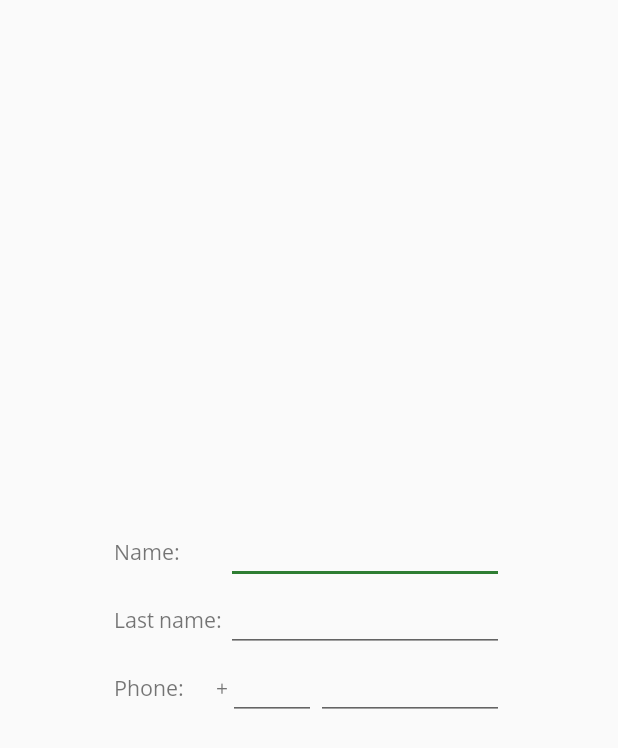
After one commit to lukaszbirski/Fall_Detection, an Android app built with Jetpack Compose: the layout add_contact_dialog.xml on its own in the app's theme, with its tools: preview values and no code run, on a phone screen of 412 x 824 dp. The commit adds this screen. Shown: the top 748 px of the screen. Run offline under Robolectric (Android 15) with nearby library versions, the phone set to English and light mode, and no system bars.

Commit message:
Added contactAdapter and add_contact_dialog

```diff
--- /dev/null
+++ b/app/src/main/res/layout/add_contact_dialog.xml
@@ -0,0 +1,105 @@
+<?xml version="1.0" encoding="utf-8"?>
+<layout xmlns:android="http://schemas.android.com/apk/res/android"
+    xmlns:app="http://schemas.android.com/apk/res-auto"
+    xmlns:tools="http://schemas.android.com/tools">
+
+    <LinearLayout
+        android:layout_width="wrap_content"
+        android:layout_height="wrap_content"
+        android:layout_gravity="center"
+        android:orientation="vertical"
+        android:padding="10dp">
+
+        <LinearLayout
+            android:id="@+id/nameLinearLayout"
+            android:layout_width="260dp"
+            android:layout_height="wrap_content"
+            android:layout_gravity="center"
+            android:orientation="horizontal">
+
+            <TextView
+                android:id="@+id/nameTextView"
+                android:layout_width="match_parent"
+                android:layout_height="wrap_content"
+                android:layout_weight="1"
+                android:text="@string/contact_dialog_name_text" />
+
+            <EditText
+                android:id="@+id/nameEditText"
+                android:layout_width="match_parent"
+                android:layout_height="wrap_content"
+                android:layout_weight=".4"
+                android:imeOptions="actionDone"
+                android:inputType="text" />
+
+        </LinearLayout>
+
+        <LinearLayout
+            android:id="@+id/surnameLinearLayout"
+            android:layout_width="260dp"
+            android:layout_height="wrap_content"
+            android:layout_gravity="center"
+            android:orientation="horizontal">
+
+            <TextView
+                android:id="@+id/surnameTextView"
+                android:layout_width="match_parent"
+                android:layout_height="wrap_content"
+                android:layout_weight="1"
+                android:text="@string/contact_dialog_surname_text" />
+
+            <EditText
+                android:id="@+id/surnameEditText"
+                android:layout_width="match_parent"
+                android:layout_height="wrap_content"
+                android:layout_weight=".4"
+                android:imeOptions="actionDone"
+                android:inputType="text" />
+
+        </LinearLayout>
+
+        <LinearLayout
+            android:id="@+id/phoneLinearLayout"
+            android:layout_width="260dp"
+            android:layout_height="wrap_content"
+            android:layout_gravity="center"
+            android:orientation="horizontal">
+
+            <TextView
+                android:id="@+id/phoneTextView"
+                android:layout_width="match_parent"
+                android:layout_height="wrap_content"
+                android:layout_weight="1.2"
+                android:text="@string/contact_dialog_phone_text" />
+
+            <TextView
+                android:id="@+id/prefixTextView"
+                android:layout_width="match_parent"
+                android:layout_height="wrap_content"
+                android:layout_weight="1.45"
+                android:gravity="end"
+                android:text="@string/contact_dialog_plus_text" />
+
+            <EditText
+                android:id="@+id/prefixEditText"
+                android:layout_width="match_parent"
+                android:layout_height="wrap_content"
+                android:layout_weight="1.2"
+                android:imeOptions="actionDone"
+                android:maxLength="2"
+                android:inputType="number" />
+
+            <EditText
+                android:id="@+id/phoneEditText"
+                android:layout_width="match_parent"
+                android:layout_height="wrap_content"
+                android:layout_weight=".8"
+                android:maxLength="9"
+                android:imeOptions="actionDone"
+                android:inputType="number" />
+
+        </LinearLayout>
+
+    </LinearLayout>
+
+</layout>
```
Also changed, not shown: app/src/main/java/com/example/android/architecture/blueprints/todoapp/ContactAdapter.kt (added, +45 -0 lines), app/src/main/java/com/example/android/architecture/blueprints/todoapp/ContactAdapterListener.kt (added, +8 -0 lines), app/src/main/java/com/example/android/architecture/blueprints/todoapp/ContactsFragment.kt (+139 -3 lines), app/src/main/res/layout/contact_item.xml (added, +51 -0 lines).
